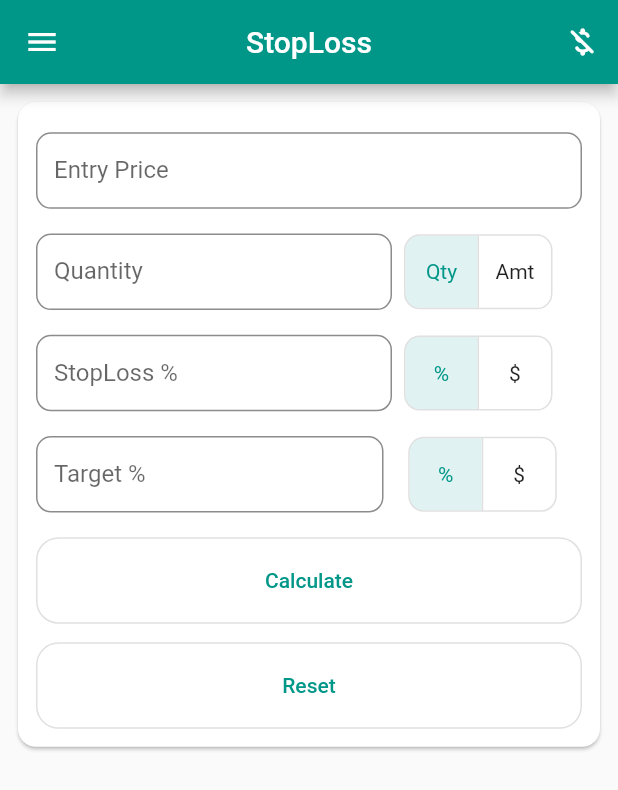
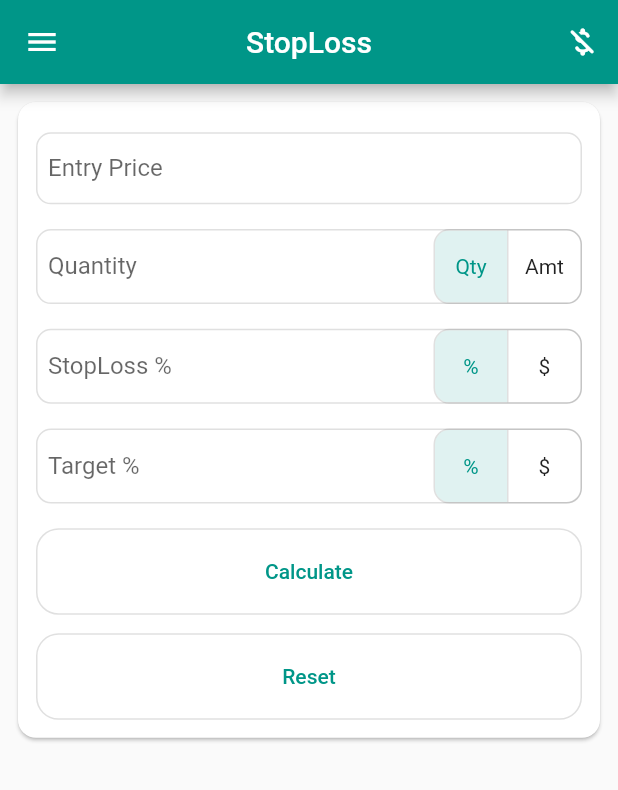
Before and after one commit to sandip1805/stop_loss, a Flutter app: the screen it shows after launch, on a phone screen of 412 x 824 dp. Shown: the top 790 px of the screen. Run offline on Flutter 3.47's test engine with Material 2 defaults, Android fonts, the phone set to English and light mode, and no system bars; our stand-ins replace toggle_switch.

Commit message:
Code updated to make device compatible

```diff
--- a/lib/components/custom_toggle_button.dart
+++ b/lib/components/custom_toggle_button.dart
@@ -10,7 +10,7 @@ class CustomToggleButton extends StatelessWidget {
   @override
   Widget build(BuildContext context) {
     return ToggleButtons(
-      borderRadius: BorderRadius.all(Radius.circular(10.0)),
+      borderRadius: BorderRadius.circular(10),
       onPressed: onPressed,
       isSelected: data.map((x) => x['isSelected'] as bool).toList(),
       children: data
--- a/lib/components/result_box.dart
+++ b/lib/components/result_box.dart
@@ -71,7 +71,7 @@ class ResultBox extends StatelessWidget {
                   mainAxisAlignment: MainAxisAlignment.spaceBetween,
                   children: [
                     Text(
-                      'Total Profit',
+                      'Profit',
                       style: TextStyle(
                         fontSize: 14,
                         fontWeight: FontWeight.w500,
@@ -94,24 +94,12 @@ class ResultBox extends StatelessWidget {
                 Row(
                   mainAxisAlignment: MainAxisAlignment.spaceBetween,
                   children: [
-                    RichText(
-                      text: TextSpan(
-                        text: 'Total Loss',
-                        style: TextStyle(
-                          fontSize: 14,
-                          fontWeight: FontWeight.w500,
-                          color: Colors.black54,
-                        ),
-                        children: [
-                          TextSpan(
-                            text: ' (If trade goes wrong)',
-                            style: TextStyle(
-                              fontSize: 10,
-                              fontWeight: FontWeight.w600,
-                              color: Colors.red,
-                            ),
-                          ),
-                        ],
+                    Text(
+                      'Risk',
+                      style: TextStyle(
+                        fontSize: 14,
+                        fontWeight: FontWeight.w500,
+                        color: Colors.red,
                       ),
                     ),
                     Text(
@@ -122,6 +110,7 @@ class ResultBox extends StatelessWidget {
                       style: TextStyle(
                         fontSize: 12,
                         fontWeight: FontWeight.bold,
+                        color: Colors.red[400],
                       ),
                     ),
                   ],
--- a/lib/components/text_field.dart
+++ b/lib/components/text_field.dart
@@ -5,9 +5,10 @@ class CustomTextField extends StatelessWidget {
   final Function validator;
   final String hintText;
   final String labelText;
+  final Widget suffix;
 
   const CustomTextField(
-      {Key key, this.onChanged, this.hintText, this.validator, this.labelText})
+      {Key key, this.onChanged, this.hintText, this.validator, this.labelText, this.suffix})
       : super(key: key);
 
   @override
@@ -17,7 +18,8 @@ class CustomTextField extends StatelessWidget {
       validator: validator,
       keyboardType: TextInputType.number,
       decoration: InputDecoration(
-        isDense: true,
+        contentPadding: const EdgeInsets.all(8.0),
+        suffixIcon: suffix,
         hintText: hintText,
         labelText: labelText,
         hintStyle: TextStyle(
@@ -27,13 +29,13 @@ class CustomTextField extends StatelessWidget {
         focusedBorder: OutlineInputBorder(
           borderRadius: BorderRadius.all(Radius.circular(10.0)),
           borderSide: BorderSide(
-            color: Colors.black45,
+            color: Colors.black12,
           ),
         ),
         enabledBorder: OutlineInputBorder(
           borderRadius: BorderRadius.all(Radius.circular(10.0)),
           borderSide: BorderSide(
-            color: Colors.black45,
+            color: Colors.black12,
           ),
         ),
         errorBorder: OutlineInputBorder(
--- a/lib/main.dart
+++ b/lib/main.dart
@@ -182,13 +182,7 @@ class _MyHomePageState extends State<MyHomePage> {
                         SizedBox(
                           height: SizeConfig.safeBlockVertical * 2,
                         ),
-                        Row(
-                          mainAxisAlignment: MainAxisAlignment.spaceBetween,
-                          crossAxisAlignment: CrossAxisAlignment.center,
-                          children: [
-                            Expanded(
-                              flex: 2,
-                              child: CustomTextField(
+                        CustomTextField(
                           onChanged: (value) {
                             setState(
                               () {
@@ -213,11 +207,7 @@ class _MyHomePageState extends State<MyHomePage> {
                             }
                             return null;
                           },
-                              ),
-                            ),
-                            SizedBox(width: 8),
-                            Expanded(
-                              child: CustomToggleButton(
+                          suffix: CustomToggleButton(
                             data: qtyAmtData,
                             onPressed: (index) {
                               setState(() {
@@ -233,17 +223,10 @@ class _MyHomePageState extends State<MyHomePage> {
                             },
                           ),
                         ),
-                          ],
-                        ),
                         SizedBox(
                           height: SizeConfig.safeBlockVertical * 2,
                         ),
-                        Row(
-                          mainAxisAlignment: MainAxisAlignment.spaceBetween,
-                          children: [
-                            Expanded(
-                              flex: 2,
-                              child: CustomTextField(
+                        CustomTextField(
                           onChanged: (value) {
                             setState(() {
                               if (isStopLossPercentage) {
@@ -256,22 +239,15 @@ class _MyHomePageState extends State<MyHomePage> {
                           hintText: isStopLossPercentage
                               ? 'Enter StopLoss Percentage'
                               : 'Enter StopLoss Price',
-                                labelText: isStopLossPercentage
-                                    ? 'StopLoss %'
-                                    : 'StopLoss',
+                          labelText:
+                              isStopLossPercentage ? 'StopLoss %' : 'StopLoss',
                           validator: (value) {
                             if (value.isEmpty) {
                               return 'Please enter StopLoss';
                             }
                             return null;
                           },
-                              ),
-                            ),
-                            SizedBox(
-                              width: 8,
-                            ),
-                            Expanded(
-                              child: CustomToggleButton(
+                          suffix: CustomToggleButton(
                             data: stopLossPercentageAmountData,
                             onPressed: (index) {
                               setState(() {
@@ -290,17 +266,10 @@ class _MyHomePageState extends State<MyHomePage> {
                             },
                           ),
                         ),
-                          ],
-                        ),
                         SizedBox(
                           height: SizeConfig.safeBlockVertical * 2,
                         ),
-                        Row(
-                          mainAxisAlignment: MainAxisAlignment.spaceBetween,
-                          children: [
-                            Expanded(
-                              flex: 2,
-                              child: CustomTextField(
+                        CustomTextField(
                           onChanged: (value) {
                             setState(() {
                               var parsedValue = double.parse(value);
@@ -322,13 +291,7 @@ class _MyHomePageState extends State<MyHomePage> {
                             }
                             return null;
                           },
-                              ),
-                            ),
-                            SizedBox(
-                              width: SizeConfig.safeBlockHorizontal * 4,
-                            ),
-                            Expanded(
-                              child: CustomToggleButton(
+                          suffix: CustomToggleButton(
                             data: targetPercentageAmountData,
                             onPressed: (index) {
                               setState(() {
@@ -346,8 +309,6 @@ class _MyHomePageState extends State<MyHomePage> {
                               });
                             },
                           ),
-                            ),
-                          ],
                         ),
                         SizedBox(
                           height: SizeConfig.safeBlockVertical * 2,
--- a/pubspec.yaml
+++ b/pubspec.yaml
@@ -15,7 +15,7 @@ publish_to: 'none' # Remove this line if you wish to publish to pub.dev
 # In iOS, build-name is used as CFBundleShortVersionString while build-number used as CFBundleVersion.
 # Read more about iOS versioning at
 # https://developer.apple.com/library/archive/documentation/General/Reference/InfoPlistKeyReference/Articles/CoreFoundationKeys.html
-version: 1.3.0+4
+version: 1.6.0+6
 
 environment:
   sdk: ">=2.7.0 <3.0.0"
```
Lines whose indentation alone changed are shown as unchanged.
